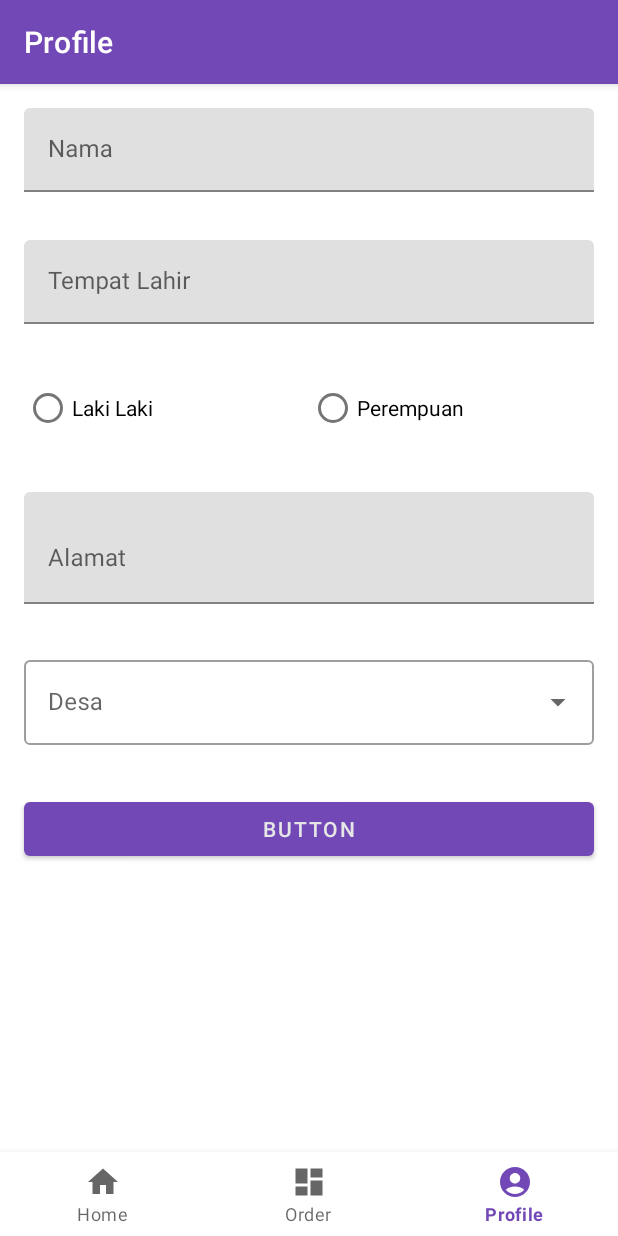
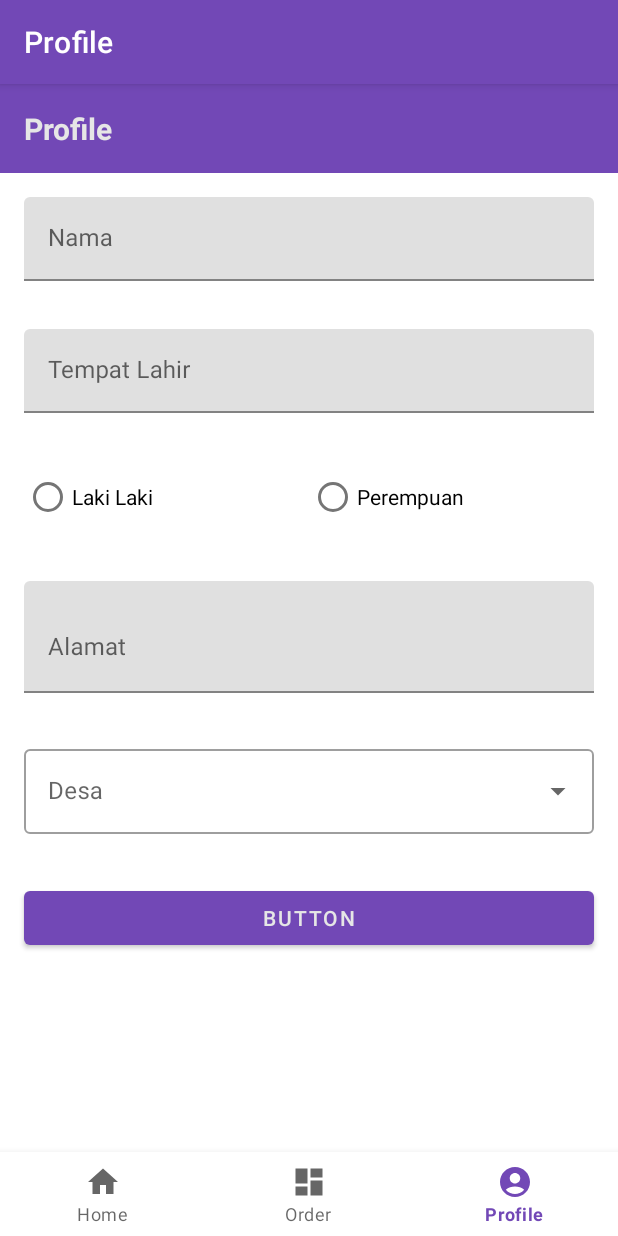
Before and after one commit to mbahgembrong/Galon-App, an Android app: the ProfileFragment screen opened through its navigation route, on a phone screen of 412 x 824 dp. Run offline under Robolectric (Android 15) with nearby library versions, the light colour scheme and no system bars; our stand-ins replace Picasso, Timber, navigation-ui; pictures from the network do not load.

Commit message:
add color layout

```diff
--- a/app/src/main/res/layout/activity_pelanggan.xml
+++ b/app/src/main/res/layout/activity_pelanggan.xml
@@ -33,21 +33,23 @@
             android:layout_marginBottom="16dp" android:layout_marginStart="16dp" android:layout_marginEnd="16dp"
             android:gravity="center_vertical" android:background="@drawable/bg_rounded"
             android:id="@+id/buttonCartPelanggan"
-            android:paddingHorizontal="16dp" android:visibility="gone">
+            android:paddingHorizontal="16dp" android:visibility="gone" tools:visibility="visible"
+            android:backgroundTint="@color/purple_500">
         <TextView
                 android:text="3 items"
                 android:layout_width="wrap_content"
-                android:layout_height="wrap_content" android:id="@+id/textItemCart"/>
+                android:layout_height="wrap_content" android:id="@+id/textItemCart" android:textColor="@color/white"
+                android:textStyle="bold"/>
         <TextView
                 android:text="48.600"
                 android:layout_width="match_parent"
                 android:layout_height="wrap_content" android:id="@+id/textGrandTotalHarga" android:layout_weight="1"
                 android:layout_marginHorizontal="8dp"
-                android:gravity="end"/>
+                android:gravity="end" android:textColor="@color/white" android:textStyle="bold"/>
         <ImageView
                 android:layout_width="50dp"
                 android:layout_height="50dp" app:srcCompat="@drawable/ic_baseline_add_shopping_cart_24"
-                android:id="@+id/imageView3"/>
+                android:id="@+id/imageView3" android:tint="@color/white" android:padding="8dp"/>
     </LinearLayout>
 
 </androidx.constraintlayout.widget.ConstraintLayout>
--- a/app/src/main/res/layout/fragment_profile.xml
+++ b/app/src/main/res/layout/fragment_profile.xml
@@ -11,6 +11,16 @@
             android:orientation="vertical"
             android:layout_width="match_parent"
             android:layout_height="match_parent">
+        <LinearLayout
+                android:orientation="vertical"
+                android:layout_width="match_parent"
+                android:layout_height="match_parent" android:background="@color/purple_500" android:padding="16dp">
+            <TextView
+                    android:text="Profile"
+                    android:layout_width="match_parent"
+                    android:layout_height="wrap_content" android:id="@+id/textView11" android:textSize="20sp"
+                    android:textColor="@color/white" android:textStyle="bold"/>
+        </LinearLayout>
         <com.google.android.material.textfield.TextInputLayout
                 android:id="@+id/inpNamaPelanggan"
                 android:layout_width="match_parent"
@@ -22,7 +32,7 @@
             <com.google.android.material.textfield.TextInputEditText
                     android:layout_width="match_parent"
                     android:layout_height="wrap_content"
-                    android:inputType="" />
+                    android:inputType=""/>
         </com.google.android.material.textfield.TextInputLayout>
         <com.google.android.material.textfield.TextInputLayout
                 android:id="@+id/inpTempatLahir"
@@ -35,7 +45,7 @@
             <com.google.android.material.textfield.TextInputEditText
                     android:layout_width="match_parent"
                     android:layout_height="wrap_content"
-                    android:inputType="" />
+                    android:inputType=""/>
         </com.google.android.material.textfield.TextInputLayout>
         <RadioGroup
                 android:layout_width="match_parent"
@@ -75,11 +85,11 @@
             <AutoCompleteTextView
                     android:layout_width="match_parent"
                     android:layout_height="wrap_content"
-                    android:inputType="" />
+                    android:inputType=""/>
         </com.google.android.material.textfield.TextInputLayout>
         <Button
                 android:text="Button"
                 android:layout_width="match_parent"
-                android:layout_height="wrap_content" android:id="@+id/button3" android:layout_margin="16dp"/>
+                android:layout_height="wrap_content" android:id="@+id/buttonGantiAlamat2" android:layout_margin="16dp"/>
     </LinearLayout>
 </androidx.core.widget.NestedScrollView>
```
Also changed, not shown: app/src/main/res/layout/activity_alamat.xml (+33 -3 lines), app/src/main/res/layout/activity_maps.xml (+14 -2 lines), app/src/main/res/layout/activity_transaksi.xml (+14 -11 lines).
